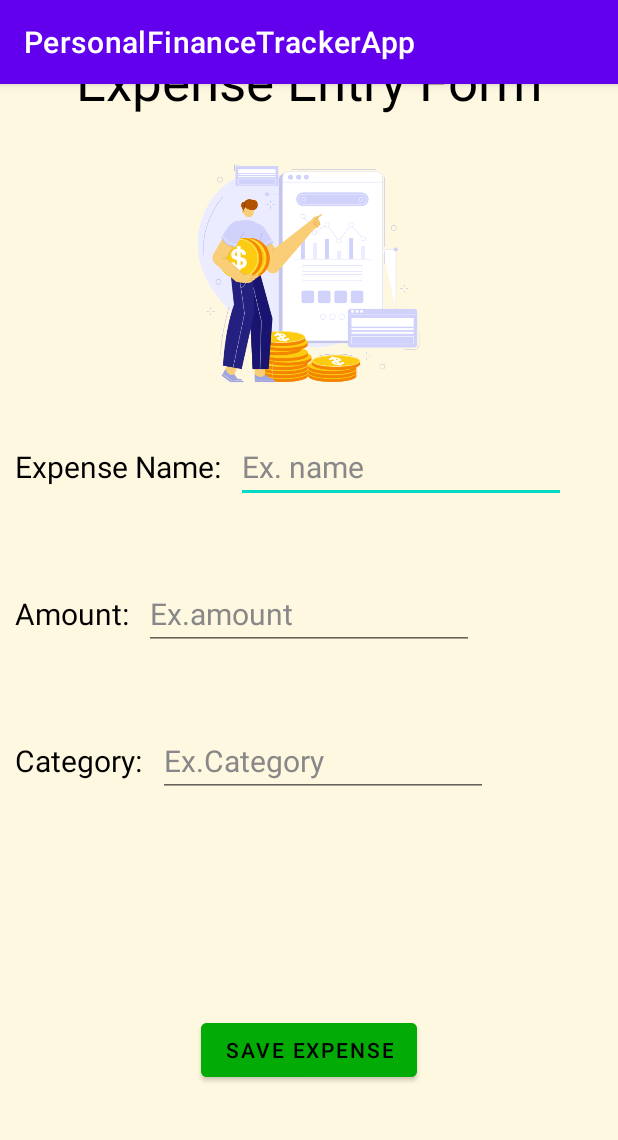
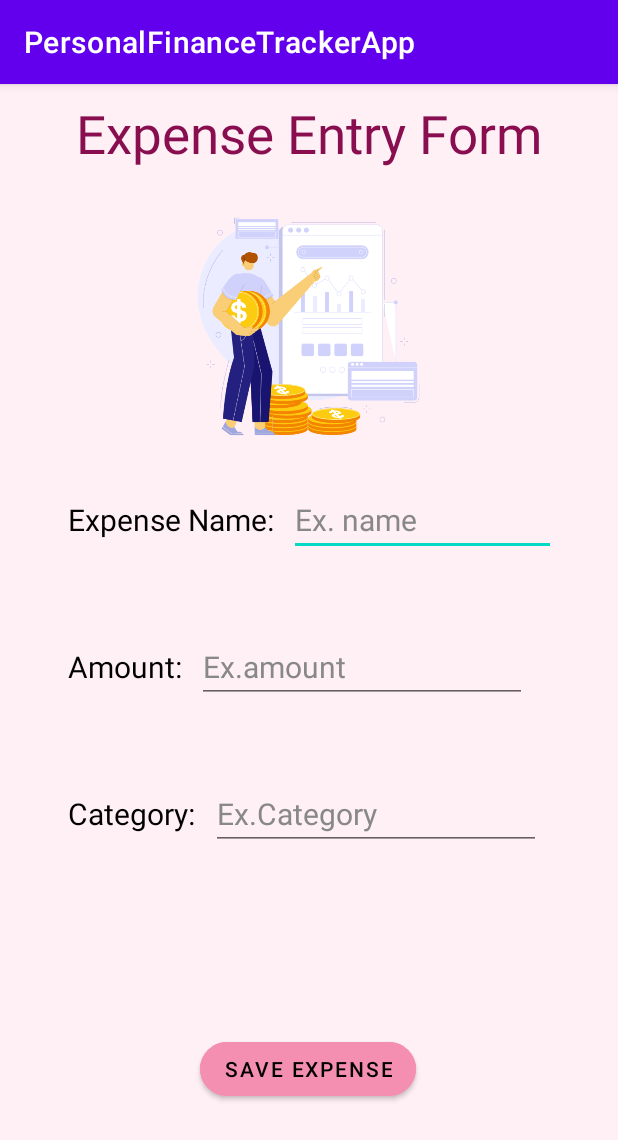
Before and after one commit to shorouksaffan/PersonalFinanceTrackerApp, an Android app: the FinanceActivity screen opened directly, with no data from a screen before it, on a phone screen of 412 x 824 dp. Shown: the top 1140 px of the screen. Run offline under Robolectric (Android 15) with nearby library versions, the phone set to English and light mode, and no system bars.

```diff
--- a/app/src/main/res/layout/activity_finance.xml
+++ b/app/src/main/res/layout/activity_finance.xml
@@ -4,7 +4,8 @@
     xmlns:app="http://schemas.android.com/apk/res-auto"
     android:layout_width="match_parent"
     android:layout_height="match_parent"
-    android:background="@color/screenBackground">
+    android:background="#FFF0F6"
+    android:padding="35dp">
 
 
     <LinearLayout
@@ -24,7 +25,7 @@
             android:layout_height="wrap_content"
             android:text="Expense Entry Form"
             android:textSize="35sp"
-            android:textColor="@color/black"/>
+            android:textColor="#880E4F"/>
 
         <ImageView
             android:id="@+id/expenceImage"
@@ -132,11 +133,15 @@
         android:id="@+id/btnSave"
         android:layout_width="wrap_content"
         android:layout_height="wrap_content"
+        android:layout_marginBottom="52dp"
+        android:backgroundTint="#F48FB1"
         android:text="@string/save_expense"
-        android:layout_marginBottom="100dp"
         android:textColor="@color/black"
-        android:backgroundTint="@color/btnBackGround"
+        app:cornerRadius="32dp"
         app:layout_constraintBottom_toBottomOf="parent"
+        app:layout_constraintEnd_toEndOf="parent"
+        app:layout_constraintHorizontal_bias="0.497"
         app:layout_constraintStart_toStartOf="parent"
-        app:layout_constraintEnd_toEndOf="parent"/>
+        app:layout_constraintTop_toBottomOf="@+id/categoryGroup"
+        app:layout_constraintVertical_bias="1.0" />
 </androidx.constraintlayout.widget.ConstraintLayout>
```
